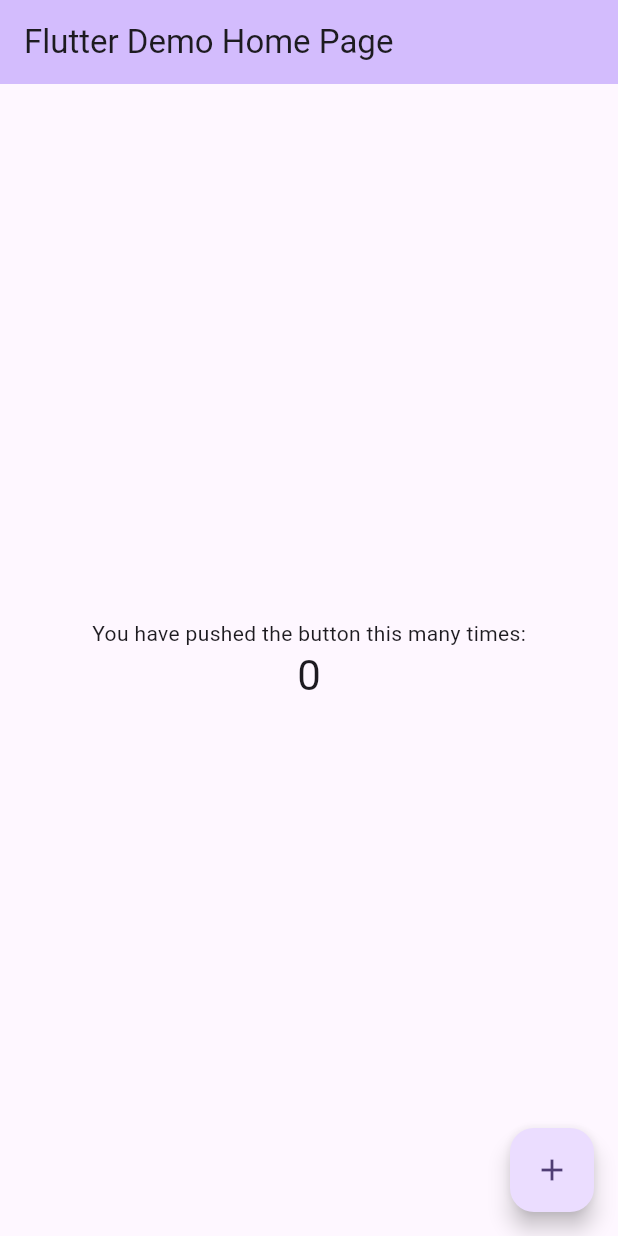
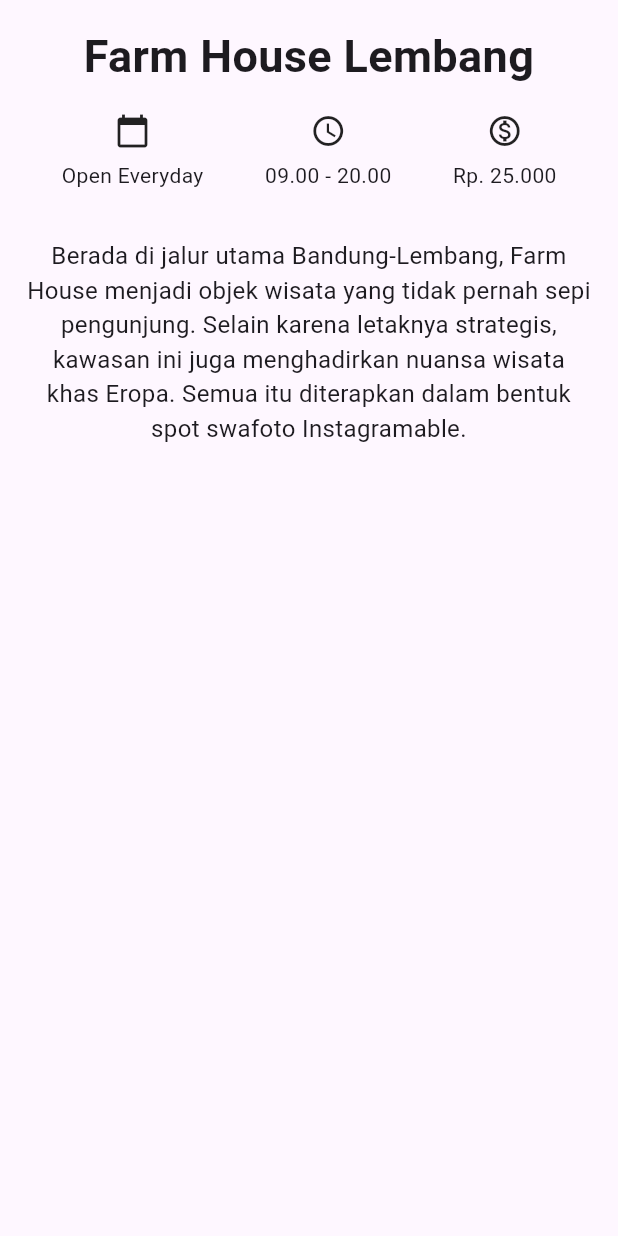
Before and after one commit to JinXVIII/dicoding_destination_app, a Flutter app: the screen it shows after launch, on a phone screen of 412 x 824 dp. Run offline on Flutter 3.47's test engine with Material 3 defaults, Android fonts, the phone set to English and light mode, and no system bars.

Commit message:
feat(codelab-1): latihan menggunakan widget container, padding, row, column

```diff
--- /dev/null
+++ b/lib/detail_screen.dart
@@ -0,0 +1,64 @@
+import 'package:flutter/material.dart';
+
+class DetailScreen extends StatelessWidget {
+  const DetailScreen({super.key});
+
+  @override
+  Widget build(BuildContext context) {
+    return Scaffold(
+      body: SafeArea(
+        child: Column(
+          // stretch untuk mengisi lebar layar
+          crossAxisAlignment: CrossAxisAlignment.stretch,
+          children: [
+            Container(
+              margin: const EdgeInsets.only(top: 16.0),
+              child: const Text(
+                "Farm House Lembang",
+                textAlign: TextAlign.center,
+                style: TextStyle(fontSize: 30.0, fontWeight: FontWeight.bold),
+              ),
+            ),
+            Container(
+              margin: const EdgeInsets.symmetric(vertical: 16.0),
+              child: Row(
+                mainAxisAlignment: MainAxisAlignment.spaceEvenly,
+                children: [
+                  Column(
+                    children: const [
+                      Icon(Icons.calendar_today),
+                      SizedBox(height: 8.0),
+                      Text("Open Everyday"),
+                    ],
+                  ),
+                  Column(
+                    children: const [
+                      Icon(Icons.watch_later_outlined),
+                      SizedBox(height: 8.0),
+                      Text("09.00 - 20.00"),
+                    ],
+                  ),
+                  Column(
+                    children: const [
+                      Icon(Icons.monetization_on_outlined),
+                      SizedBox(height: 8.0),
+                      Text("Rp. 25.000"),
+                    ],
+                  ),
+                ],
+              ),
+            ),
+            Container(
+              padding: const EdgeInsets.all(16.0),
+              child: Text(
+                "Berada di jalur utama Bandung-Lembang, Farm House menjadi objek wisata yang tidak pernah sepi pengunjung. Selain karena letaknya strategis, kawasan ini juga menghadirkan nuansa wisata khas Eropa. Semua itu diterapkan dalam bentuk spot swafoto Instagramable.",
+                textAlign: TextAlign.center,
+                style: TextStyle(fontSize: 16.0),
+              ),
+            ),
+          ],
+        ),
+      ),
+    );
+  }
+}
--- a/lib/main.dart
+++ b/lib/main.dart
@@ -1,122 +1,17 @@
+import 'package:dicoding_destination_app/detail_screen.dart';
 import 'package:flutter/material.dart';
 
-void main() {
-  runApp(const MyApp());
-}
+void main() => runApp(const MyApp());
 
 class MyApp extends StatelessWidget {
   const MyApp({super.key});
 
-  // This widget is the root of your application.
   @override
   Widget build(BuildContext context) {
     return MaterialApp(
-      title: 'Flutter Demo',
-      theme: ThemeData(
-        // This is the theme of your application.
-        //
-        // TRY THIS: Try running your application with "flutter run". You'll see
-        // the application has a purple toolbar. Then, without quitting the app,
-        // try changing the seedColor in the colorScheme below to Colors.green
-        // and then invoke "hot reload" (save your changes or press the "hot
-        // reload" button in a Flutter-supported IDE, or press "r" if you used
-        // the command line to start the app).
-        //
-        // Notice that the counter didn't reset back to zero; the application
-        // state is not lost during the reload. To reset the state, use hot
-        // restart instead.
-        //
-        // This works for code too, not just values: Most code changes can be
-        // tested with just a hot reload.
-        colorScheme: ColorScheme.fromSeed(seedColor: Colors.deepPurple),
-      ),
-      home: const MyHomePage(title: 'Flutter Demo Home Page'),
+      title: 'Wisata Bandung',
+      theme: ThemeData(),
+      home: DetailScreen(),
     );
   }
 }
-
-class MyHomePage extends StatefulWidget {
-  const MyHomePage({super.key, required this.title});
-
-  // This widget is the home page of your application. It is stateful, meaning
-  // that it has a State object (defined below) that contains fields that affect
-  // how it looks.
-
-  // This class is the configuration for the state. It holds the values (in this
-  // case the title) provided by the parent (in this case the App widget) and
-  // used by the build method of the State. Fields in a Widget subclass are
-  // always marked "final".
-
-  final String title;
-
-  @override
-  State<MyHomePage> createState() => _MyHomePageState();
-}
-
-class _MyHomePageState extends State<MyHomePage> {
-  int _counter = 0;
-
-  void _incrementCounter() {
-    setState(() {
-      // This call to setState tells the Flutter framework that something has
-      // changed in this State, which causes it to rerun the build method below
-      // so that the display can reflect the updated values. If we changed
-      // _counter without calling setState(), then the build method would not be
-      // called again, and so nothing would appear to happen.
-      _counter++;
-    });
-  }
-
-  @override
-  Widget build(BuildContext context) {
-    // This method is rerun every time setState is called, for instance as done
-    // by the _incrementCounter method above.
-    //
-    // The Flutter framework has been optimized to make rerunning build methods
-    // fast, so that you can just rebuild anything that needs updating rather
-    // than having to individually change instances of widgets.
-    return Scaffold(
-      appBar: AppBar(
-        // TRY THIS: Try changing the color here to a specific color (to
-        // Colors.amber, perhaps?) and trigger a hot reload to see the AppBar
-        // change color while the other colors stay the same.
-        backgroundColor: Theme.of(context).colorScheme.inversePrimary,
-        // Here we take the value from the MyHomePage object that was created by
-        // the App.build method, and use it to set our appbar title.
-        title: Text(widget.title),
-      ),
-      body: Center(
-        // Center is a layout widget. It takes a single child and positions it
-        // in the middle of the parent.
-        child: Column(
-          // Column is also a layout widget. It takes a list of children and
-          // arranges them vertically. By default, it sizes itself to fit its
-          // children horizontally, and tries to be as tall as its parent.
-          //
-          // Column has various properties to control how it sizes itself and
-          // how it positions its children. Here we use mainAxisAlignment to
-          // center the children vertically; the main axis here is the vertical
-          // axis because Columns are vertical (the cross axis would be
-          // horizontal).
-          //
-          // TRY THIS: Invoke "debug painting" (choose the "Toggle Debug Paint"
-          // action in the IDE, or press "p" in the console), to see the
-          // wireframe for each widget.
-          mainAxisAlignment: MainAxisAlignment.center,
-          children: <Widget>[
-            const Text('You have pushed the button this many times:'),
-            Text(
-              '$_counter',
-              style: Theme.of(context).textTheme.headlineMedium,
-            ),
-          ],
-        ),
-      ),
-      floatingActionButton: FloatingActionButton(
-        onPressed: _incrementCounter,
-        tooltip: 'Increment',
-        child: const Icon(Icons.add),
-      ), // This trailing comma makes auto-formatting nicer for build methods.
-    );
-  }
-}
```
